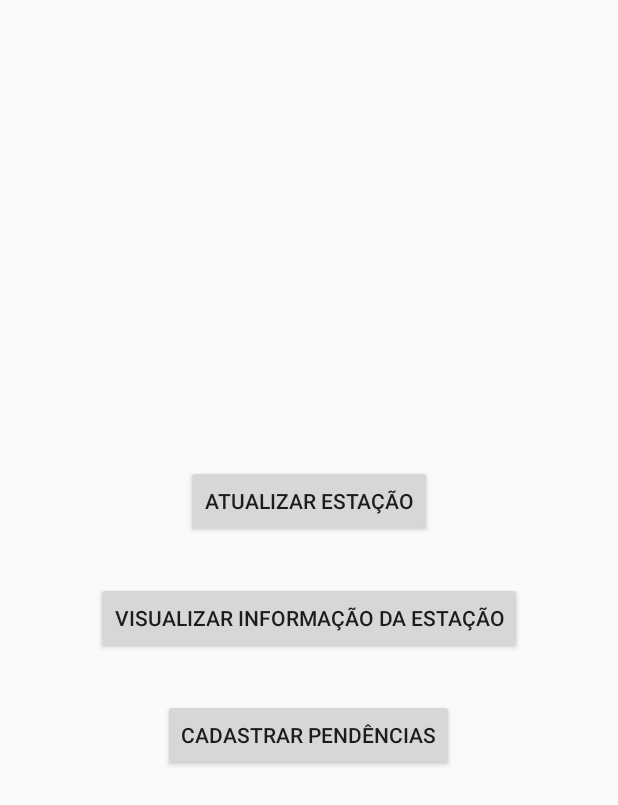
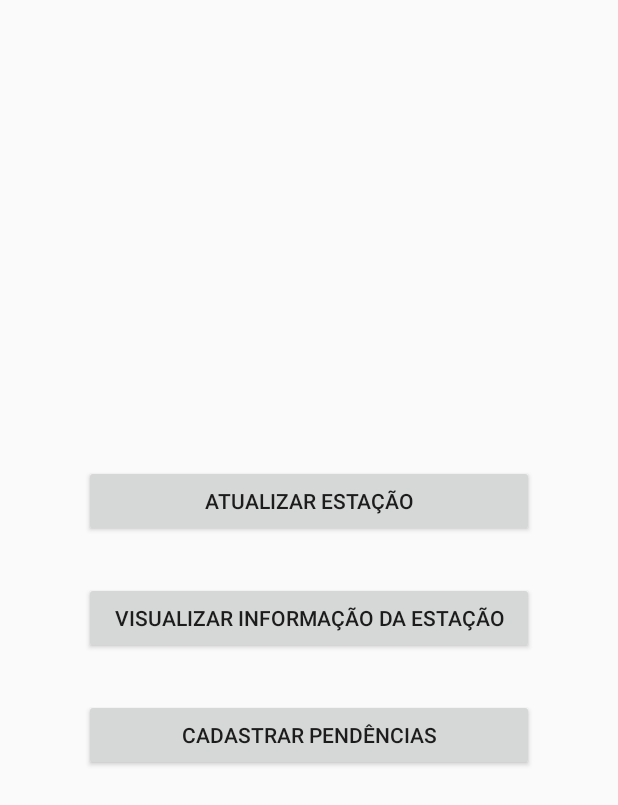
Before and after one commit to AlexandreMenegassi/Sistema-de-Gerenciamento-Operacional, an Android app: the layout activity_main.xml on its own in the app's theme, with its tools: preview values and no code run, on a phone screen of 412 x 824 dp. Shown: the top 805 px of the screen. Run offline under Robolectric (Android 15) with nearby library versions, the phone set to English and light mode, and no system bars.

```diff
--- a/app/src/main/res/layout/activity_atualizar_estacao.xml
+++ b/app/src/main/res/layout/activity_atualizar_estacao.xml
@@ -3,9 +3,9 @@
     xmlns:tools="http://schemas.android.com/tools"
     android:layout_width="match_parent"
     android:layout_height="match_parent"
-    tools:context=".view.AtualizarEstacaoActivity"
     android:orientation="vertical"
-    android:padding="20dp">
+    android:padding="20dp"
+    tools:context=".view.list.AtualizarEstacaoActivity">
 
     <android.support.v7.widget.RecyclerView
         android:id="@+id/recyclerViewAtualizarEstacaoId"
--- a/app/src/main/res/layout/activity_login.xml
+++ b/app/src/main/res/layout/activity_login.xml
@@ -5,7 +5,7 @@
     android:layout_height="match_parent"
     xmlns:app="http://schemas.android.com/apk/res-auto"
     android:orientation="vertical"
-    tools:context=".view.LoginActivity">
+    tools:context=".view.login.LoginActivity">
 
     <android.support.design.widget.TextInputLayout
         android:id="@+id/txt_layout_login_Id"
--- a/app/src/main/res/layout/activity_main.xml
+++ b/app/src/main/res/layout/activity_main.xml
@@ -5,24 +5,24 @@
     android:layout_height="match_parent"
     android:orientation="vertical"
     android:gravity="center"
-    tools:context=".view.MainActivity">
+    tools:context=".view.main.MainActivity">
 
     <Button
         android:id="@+id/atualizarEstacaoId"
-        android:layout_width="wrap_content"
+        android:layout_width="300dp"
         android:layout_height="wrap_content"
         android:text="@string/button_1"/>
 
     <Button
         android:id="@+id/cadastrarPendenciasId"
-        android:layout_width="wrap_content"
+        android:layout_width="300dp"
         android:layout_height="wrap_content"
         android:text="@string/nutton_2"
         android:layout_marginTop="30dp"/>
 
     <Button
         android:id="@+id/vizualizarEstacaoId"
-        android:layout_width="wrap_content"
+        android:layout_width="300dp"
         android:layout_height="wrap_content"
         android:text="@string/button_3"
         android:layout_marginTop="30dp"/>
```
Also changed, not shown: app/src/main/java/com/system/operational/sgo/view/CadastrarPendenciasActivity.java (deleted, +0 -15 lines), app/src/main/java/com/system/operational/sgo/view/VisualizarEstacaoActivity.java (deleted, +0 -15 lines).
